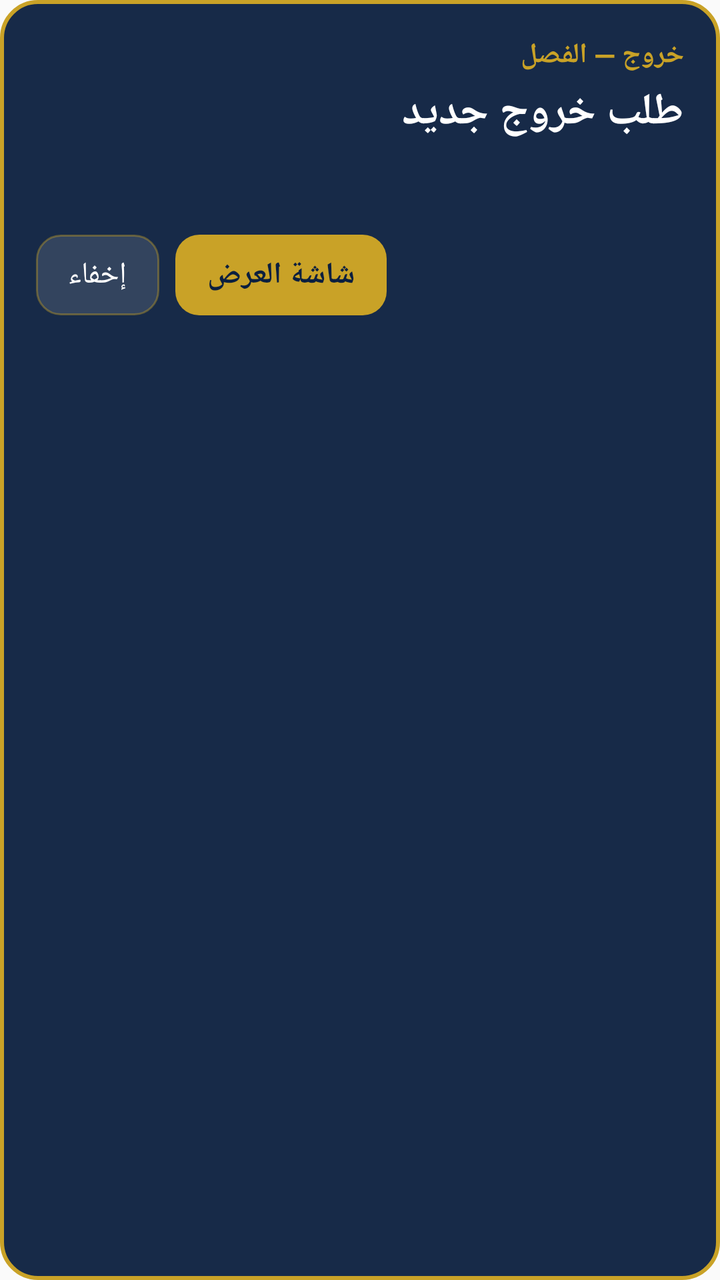
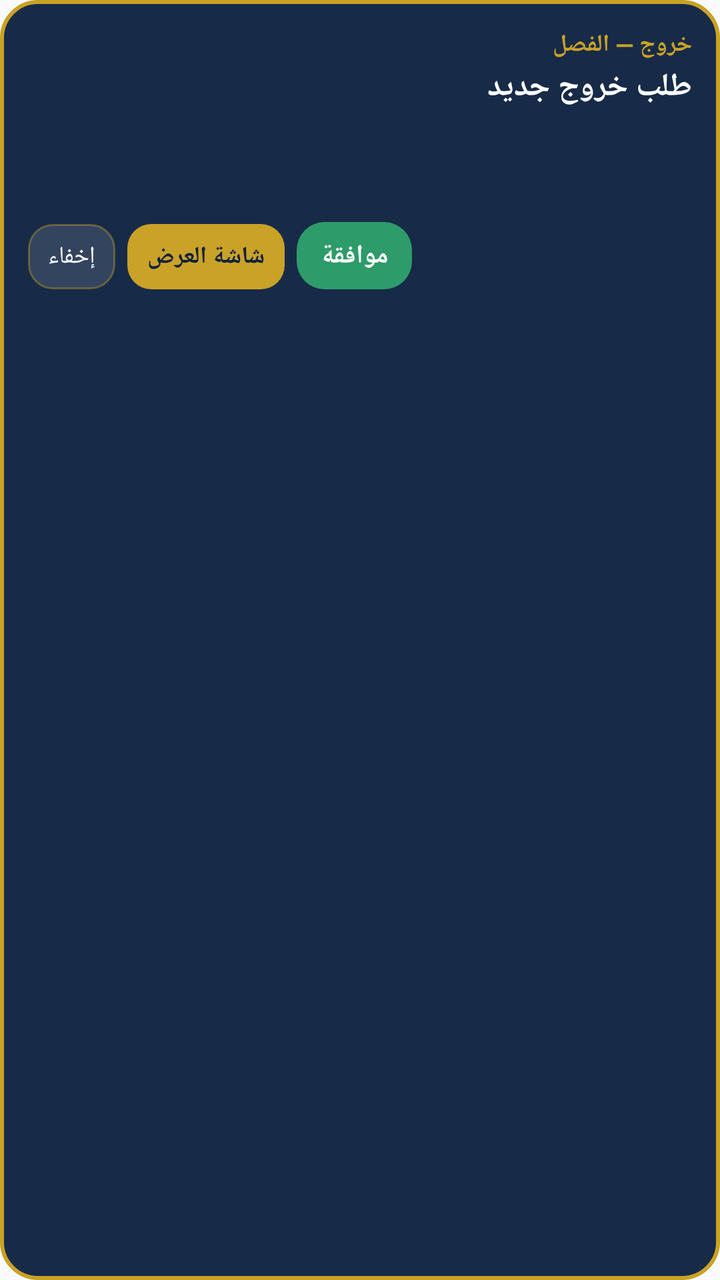

Before-and-after screenshots of an Android layout around one commit, followed by the original layout XML and the change that was made.
<!-- AndroidManifest.xml: application theme AppTheme -->
<!-- res/layout/overlay_request.xml -->
<?xml version="1.0" encoding="utf-8"?>
<LinearLayout xmlns:android="http://schemas.android.com/apk/res/android"
    android:id="@+id/overlay_root"
    android:layout_width="wrap_content"
    android:layout_height="wrap_content"
    android:layoutDirection="rtl"
    android:background="@drawable/overlay_card_bg"
    android:elevation="16dp"
    android:gravity="end"
    android:minWidth="320dp"
    android:orientation="vertical"
    android:padding="18dp">

    <TextView
        android:id="@+id/overlay_kicker"
        android:layout_width="match_parent"
        android:layout_height="wrap_content"
        android:text="@string/overlay_kicker"
        android:textColor="#C9A227"
        android:textSize="14sp"
        android:textStyle="bold" />

    <TextView
        android:id="@+id/overlay_title"
        android:layout_width="match_parent"
        android:layout_height="wrap_content"
        android:layout_marginTop="4dp"
        android:text="@string/alert_new_title"
        android:textColor="#FFFFFF"
        android:textSize="22sp"
        android:textStyle="bold" />

    <TextView
        android:id="@+id/overlay_body"
        android:layout_width="match_parent"
        android:layout_height="wrap_content"
        android:layout_marginTop="8dp"
        android:lineSpacingExtra="4dp"
        android:textColor="#E8EEF8"
        android:textSize="18sp" />

    <LinearLayout
        android:layout_width="match_parent"
        android:layout_height="wrap_content"
        android:layout_marginTop="14dp"
        android:gravity="end"
        android:orientation="horizontal">

        <TextView
            android:id="@+id/overlay_open"
            android:layout_width="wrap_content"
            android:layout_height="wrap_content"
            android:background="@drawable/overlay_btn_gold"
            android:paddingStart="16dp"
            android:paddingEnd="16dp"
            android:paddingTop="10dp"
            android:paddingBottom="10dp"
            android:text="@string/overlay_open"
            android:textColor="#0B1F3F"
            android:textSize="15sp"
            android:textStyle="bold" />

        <TextView
            android:id="@+id/overlay_hide"
            android:layout_width="wrap_content"
            android:layout_height="wrap_content"
            android:layout_marginStart="8dp"
            android:background="@drawable/overlay_btn_ghost"
            android:paddingStart="16dp"
            android:paddingEnd="16dp"
            android:paddingTop="10dp"
            android:paddingBottom="10dp"
            android:text="@string/overlay_hide"
            android:textColor="#FFFFFF"
            android:textSize="15sp" />
    </LinearLayout>
</LinearLayout>
<!-- resources referenced by this layout -->
<resources>
  <!-- drawable overlay_btn_ghost (drawable) -->
  <?xml version="1.0" encoding="utf-8"?>
  <shape xmlns:android="http://schemas.android.com/apk/res/android" android:shape="rectangle">
      <solid android:color="#1FFFFFFF" />
      <stroke android:width="1dp" android:color="#66C9A227" />
      <corners android:radius="12dp" />
  </shape>
  <!-- drawable overlay_btn_gold (drawable) -->
  <?xml version="1.0" encoding="utf-8"?>
  <shape xmlns:android="http://schemas.android.com/apk/res/android" android:shape="rectangle">
      <solid android:color="#C9A227" />
      <corners android:radius="12dp" />
  </shape>
  <!-- drawable overlay_card_bg (drawable) -->
  <?xml version="1.0" encoding="utf-8"?>
  <shape xmlns:android="http://schemas.android.com/apk/res/android" android:shape="rectangle">
      <solid android:color="#F20B1F3F" />
      <stroke android:width="2dp" android:color="#C9A227" />
      <corners android:radius="18dp" />
  </shape>
  <string name="alert_new_title">طلب خروج جديد</string>
  <string name="overlay_hide">إخفاء</string>
  <string name="overlay_kicker">خروج — الفصل</string>
  <string name="overlay_open">شاشة العرض</string>
  <style name="AppTheme" parent="Theme.AppCompat.Light.DarkActionBar">
          
          <item name="colorPrimary">@color/colorPrimary</item>
          <item name="colorPrimaryDark">@color/colorPrimaryDark</item>
          <item name="colorAccent">@color/colorAccent</item>
      </style>
</resources>

<!-- the commit's change to res/layout/overlay_request.xml (unified diff, before → after) -->
@@ -7,9 +7,9 @@
     android:background="@drawable/overlay_card_bg"
     android:elevation="16dp"
     android:gravity="end"
-    android:minWidth="320dp"
+    android:minWidth="280dp"
     android:orientation="vertical"
-    android:padding="18dp">
+    android:padding="14dp">
 
     <TextView
         android:id="@+id/overlay_kicker"
@@ -17,61 +17,98 @@
         android:layout_height="wrap_content"
         android:text="@string/overlay_kicker"
         android:textColor="#C9A227"
-        android:textSize="14sp"
+        android:textSize="12sp"
         android:textStyle="bold" />
 
     <TextView
         android:id="@+id/overlay_title"
         android:layout_width="match_parent"
         android:layout_height="wrap_content"
-        android:layout_marginTop="4dp"
+        android:layout_marginTop="2dp"
         android:text="@string/alert_new_title"
         android:textColor="#FFFFFF"
-        android:textSize="22sp"
+        android:textSize="16sp"
         android:textStyle="bold" />
+
+    <TextView
+        android:id="@+id/overlay_primary"
+        android:layout_width="match_parent"
+        android:layout_height="wrap_content"
+        android:layout_marginTop="6dp"
+        android:textColor="#FFFFFF"
+        android:textSize="15sp"
+        android:textStyle="bold"
+        android:maxLines="2"
+        android:ellipsize="end" />
 
     <TextView
         android:id="@+id/overlay_body"
         android:layout_width="match_parent"
         android:layout_height="wrap_content"
-        android:layout_marginTop="8dp"
-        android:lineSpacingExtra="4dp"
+        android:layout_marginTop="4dp"
+        android:lineSpacingExtra="2dp"
         android:textColor="#E8EEF8"
-        android:textSize="18sp" />
+        android:textSize="12sp"
+        android:maxLines="3"
+        android:ellipsize="end" />
+
+    <TextView
+        android:id="@+id/overlay_status"
+        android:layout_width="match_parent"
+        android:layout_height="wrap_content"
+        android:layout_marginTop="4dp"
+        android:textColor="#F7E08A"
+        android:textSize="11sp"
+        android:visibility="gone" />
 
     <LinearLayout
         android:layout_width="match_parent"
         android:layout_height="wrap_content"
-        android:layout_marginTop="14dp"
+        android:layout_marginTop="10dp"
         android:gravity="end"
         android:orientation="horizontal">
+
+        <TextView
+            android:id="@+id/overlay_approve"
+            android:layout_width="wrap_content"
+            android:layout_height="wrap_content"
+            android:background="@drawable/overlay_btn_approve"
+            android:paddingStart="12dp"
+            android:paddingTop="8dp"
+            android:paddingEnd="12dp"
+            android:paddingBottom="8dp"
+            android:text="@string/overlay_approve"
+            android:textColor="#FFFFFF"
+            android:textSize="13sp"
+            android:textStyle="bold" />
 
         <TextView
             android:id="@+id/overlay_open"
             android:layout_width="wrap_content"
             android:layout_height="wrap_content"
+            android:layout_marginStart="6dp"
             android:background="@drawable/overlay_btn_gold"
-            android:paddingStart="16dp"
-            android:paddingEnd="16dp"
-            android:paddingTop="10dp"
-            android:paddingBottom="10dp"
+            android:paddingStart="10dp"
+            android:paddingTop="8dp"
+            android:paddingEnd="10dp"
+            android:paddingBottom="8dp"
             android:text="@string/overlay_open"
             android:textColor="#0B1F3F"
-            android:textSize="15sp"
+            android:textSize="12sp"
             android:textStyle="bold" />
 
         <TextView
             android:id="@+id/overlay_hide"
             android:layout_width="wrap_content"
             android:layout_height="wrap_content"
-            android:layout_marginStart="8dp"
+            android:layout_marginStart="6dp"
             android:background="@drawable/overlay_btn_ghost"
-            android:paddingStart="16dp"
-            android:paddingEnd="16dp"
-            android:paddingTop="10dp"
-            android:paddingBottom="10dp"
+            android:paddingStart="10dp"
+            android:paddingTop="8dp"
+            android:paddingEnd="10dp"
+            android:paddingBottom="8dp"
             android:text="@string/overlay_hide"
             android:textColor="#FFFFFF"
-            android:textSize="15sp" />
+            android:textSize="12sp" />
     </LinearLayout>
 </LinearLayout>
<!-- resource entries referenced after the edit -->
@@ -1,5 +1,11 @@
 <!-- resources referenced by this layout -->
 <resources>
+  <!-- drawable overlay_btn_approve (drawable) -->
+  <?xml version="1.0" encoding="utf-8"?>
+  <shape xmlns:android="http://schemas.android.com/apk/res/android" android:shape="rectangle">
+      <solid android:color="#2E9B6A" />
+      <corners android:radius="14dp" />
+  </shape>
   <!-- drawable overlay_btn_ghost (drawable) -->
   <?xml version="1.0" encoding="utf-8"?>
   <shape xmlns:android="http://schemas.android.com/apk/res/android" android:shape="rectangle">
@@ -21,6 +27,7 @@
       <corners android:radius="18dp" />
   </shape>
   <string name="alert_new_title">طلب خروج جديد</string>
+  <string name="overlay_approve">موافقة</string>
   <string name="overlay_hide">إخفاء</string>
   <string name="overlay_kicker">خروج — الفصل</string>
   <string name="overlay_open">شاشة العرض</string>
